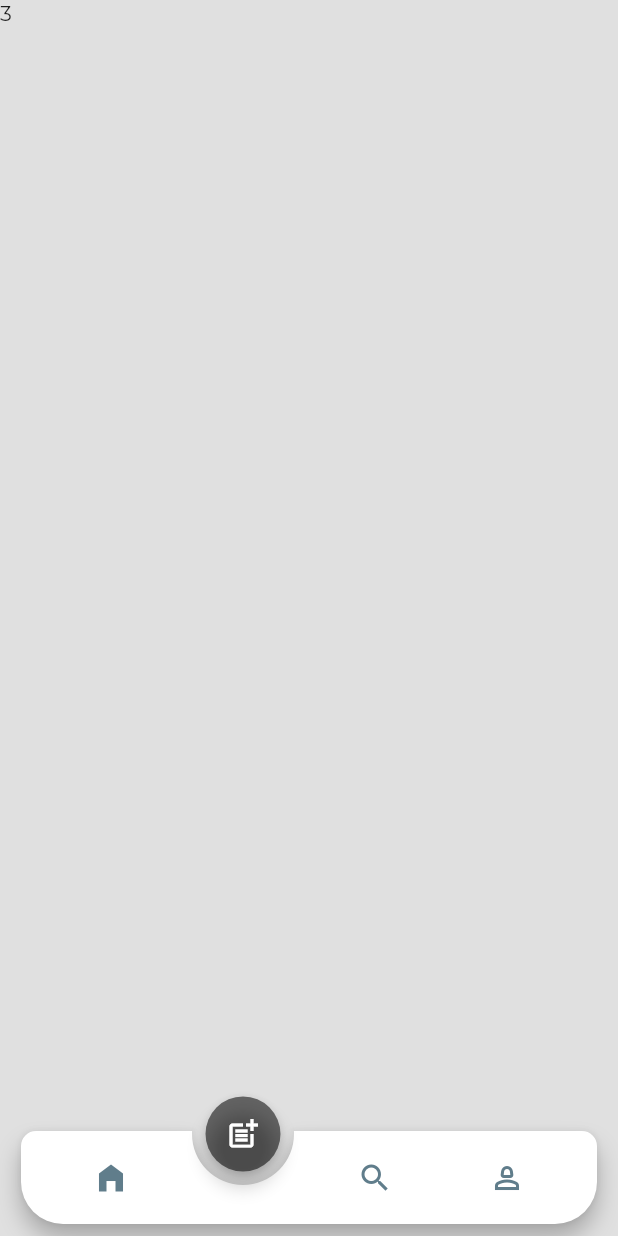
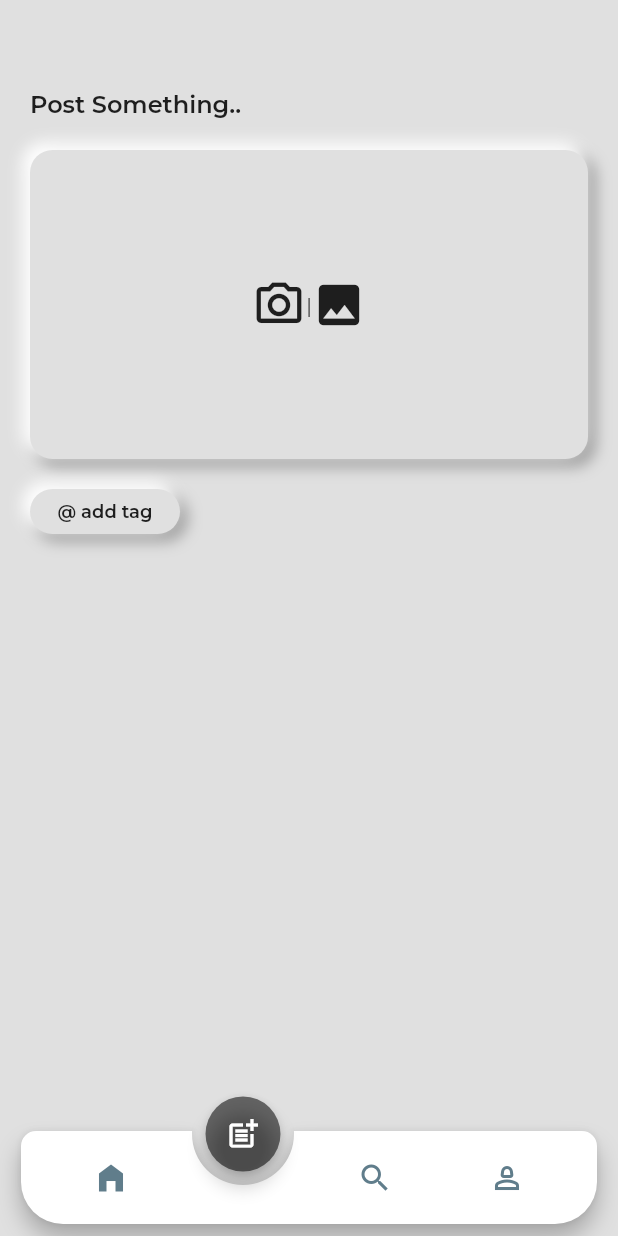
Before and after one commit to muhalifalgibran/soc-app, a Flutter app: the screen it shows after launch, item 2 of the bottom bar chosen, on a phone screen of 412 x 824 dp. Run offline on Flutter 3.47's test engine with Material 2 defaults, Android fonts, the phone set to English and light mode, and no system bars; drawn by our look-alikes of animated_notch_bottom_bar; our stand-ins replace camera, flutter_inset_box_shadow, google_fonts, image_picker.

Commit message:
user add post header and add tags

```diff
--- a/lib/app.dart
+++ b/lib/app.dart
@@ -1,6 +1,7 @@
 import 'package:animated_notch_bottom_bar/animated_notch_bottom_bar/animated_notch_bottom_bar.dart';
 import 'package:flutter/material.dart';
 import 'package:soc_app/features/explore/presentation/explore_page.dart';
+import 'package:soc_app/features/post/presentation/page/create_post_page.dart';
 import 'package:soc_app/features/profile/registration/presentation/pages/register_page.dart';
 import 'package:soc_app/features/profile/registration/presentation/pages/user_profile_page.dart';
 import 'package:soc_app/features/your_page/presentation/pages/your_page.dart';
@@ -19,6 +20,8 @@ class _AppState extends State<App> {
   /// Controller to handle bottom nav bar and also handles initial page
   final _controller = NotchBottomBarController(index: 0);
 
+  int _indexPage = 0;
+
   @override
   void dispose() {
     _pageController.dispose();
@@ -32,9 +35,9 @@ class _AppState extends State<App> {
   }
 
   /// widget list
-  final List<Widget> bottomBarPages = [
+  final List<Widget> bottomBarPages = const [
     YourPage(),
-    Container(child: Text('3')),
+    CreatePostPage(),
     ExplorePage(),
     UserProfilePage(),
   ];
@@ -46,13 +49,11 @@ class _AppState extends State<App> {
     return Scaffold(
       backgroundColor: Colors.grey.shade300,
       body: Center(
-        child: PageView(
-          controller: _pageController,
+        child: IndexedStack(
+          // controller: _pageController,
           // physics: const NeverScrollableScrollPhysics(),
-          children: List.generate(
-            bottomBarPages.length,
-            (index) => bottomBarPages[index],
-          ),
+          index: _indexPage,
+          children: bottomBarPages,
         ),
       ),
       extendBody: true,
@@ -119,8 +120,10 @@ class _AppState extends State<App> {
               ],
               onTap: (index) {
                 /// perform action on tab change and to update pages you can update pages without pages
-                print('current selected index $index');
-                _pageController.jumpToPage(index);
+                // _pageController.jumpToPage(index);
+                setState(() {
+                  _indexPage = index;
+                });
               },
             )
           : const SizedBox(
--- /dev/null
+++ b/lib/features/post/presentation/page/create_post_page.dart
@@ -0,0 +1,149 @@
+import 'dart:io';
+
+import 'package:flutter/material.dart';
+import 'package:image_picker/image_picker.dart';
+import 'package:soc_app/features/post/presentation/widgets/add_tag_widget.dart';
+import 'package:soc_app/widgets/neu_container.dart';
+import 'package:camera/camera.dart';
+
+class CreatePostPage extends StatefulWidget {
+  const CreatePostPage({super.key});
+
+  @override
+  State<CreatePostPage> createState() => _CreatePostPageState();
+}
+
+class _CreatePostPageState extends State<CreatePostPage> {
+  XFile? image;
+  String? filePath;
+
+  final ImagePicker picker = ImagePicker();
+
+  //we can upload image from camera or from gallery based on parameter
+  Future getImage(ImageSource media) async {
+    var img = await picker.pickImage(source: media);
+
+    setState(() {
+      image = img;
+      filePath = image?.path;
+    });
+  }
+
+  @override
+  Widget build(BuildContext context) {
+    return Container(
+      padding: const EdgeInsets.fromLTRB(20, 60, 20, 0),
+      child: SingleChildScrollView(
+        child: Column(
+          crossAxisAlignment: CrossAxisAlignment.start,
+          children: [
+            Row(
+              children: [
+                const Text(
+                  'Post Something..',
+                  style: TextStyle(
+                    fontSize: 16,
+                    fontWeight: FontWeight.w600,
+                  ),
+                ),
+                const Spacer(),
+                // display reset if there is image
+                filePath != null
+                    ? GestureDetector(
+                        onTap: () {
+                          setState(() {
+                            filePath = null;
+                          });
+                        },
+                        child: const Icon(Icons.replay_outlined))
+                    : Container(),
+              ],
+            ),
+            const SizedBox(
+              height: 20,
+            ),
+            // Image Upload
+            GestureDetector(
+              onTap: () {
+                showImageDialog(context);
+              },
+              child: NeuContainer(
+                child: filePath != null
+                    ? Container(
+                        height: 190,
+                        decoration: BoxDecoration(
+                            borderRadius:
+                                const BorderRadius.all(Radius.circular(4.0)),
+                            image: DecorationImage(
+                              fit: BoxFit.cover,
+                              image: FileImage(File(filePath as String)),
+                            )),
+                      )
+                    : Container(
+                        height: 190,
+                        child: Row(
+                          mainAxisAlignment: MainAxisAlignment.center,
+                          children: [
+                            Icon(
+                              Icons.camera_alt_outlined,
+                              size: 36,
+                            ),
+                            Text('|'),
+                            Icon(
+                              Icons.image,
+                              size: 36,
+                            ),
+                          ],
+                        ),
+                      ),
+              ),
+            ),
+            const SizedBox(height: 8),
+            // add tags
+            AddTagWidget(
+              tags: (tags) {},
+            )
+          ],
+        ),
+      ),
+    );
+  }
+
+  void showImageDialog(BuildContext context) async {
+    return showDialog(
+      context: context,
+      builder: (context) {
+        return Dialog(
+          child: Wrap(
+            alignment: WrapAlignment.center,
+            children: [
+              GestureDetector(
+                onTap: () async {
+                  Navigator.pop(context);
+                  getImage(ImageSource.camera);
+                },
+                child: const Padding(
+                    padding: EdgeInsets.symmetric(vertical: 8),
+                    child: Text('Take an image')),
+              ),
+              Container(
+                height: 1,
+                color: Colors.grey,
+              ),
+              GestureDetector(
+                onTap: () {
+                  Navigator.pop(context);
+                  getImage(ImageSource.gallery);
+                },
+                child: const Padding(
+                  padding: EdgeInsets.all(8.0),
+                  child: Text('Upload from your galery'),
+                ),
+              ),
+            ],
+          ),
+        );
+      },
+    );
+  }
+}
--- /dev/null
+++ b/lib/features/post/presentation/widgets/add_tag_widget.dart
@@ -0,0 +1,115 @@
+import 'package:flutter/material.dart';
+import 'package:soc_app/widgets/soc_button.dart';
+
+class AddTagWidget extends StatefulWidget {
+  const AddTagWidget({required this.tags, super.key});
+
+  final Function(List<String> tags) tags;
+
+  @override
+  State<AddTagWidget> createState() => _AddTagWidgetState();
+}
+
+class _AddTagWidgetState extends State<AddTagWidget> {
+  List<String> usernames = [];
+  final _formKey = GlobalKey<FormState>();
+  String? valueAdd;
+  @override
+  Widget build(BuildContext context) {
+    return Column(
+      crossAxisAlignment: CrossAxisAlignment.start,
+      children: [
+        usernames.isNotEmpty
+            ? Wrap(
+                direction: Axis.horizontal,
+                children: List.generate(
+                  usernames.length,
+                  (index) => Container(
+                    margin: const EdgeInsets.only(right: 4),
+                    decoration: BoxDecoration(
+                      color: Colors.grey,
+                      borderRadius: BorderRadius.circular(2),
+                    ),
+                    child: Text(
+                      usernames[index],
+                      style: const TextStyle(color: Colors.black),
+                    ),
+                  ),
+                ),
+              )
+            : Container(),
+        const SizedBox(height: 12),
+        Row(
+          children: [
+            SocButton(
+              height: 30,
+              width: 100,
+              onPressed: () async {
+                await Future.delayed(Duration(milliseconds: 250), () {
+                  addTagDialog(context);
+                });
+              },
+              // prefix: const Icon(Icons.tag, size: 18),
+              label: '@ add tag',
+              labelStyle:
+                  const TextStyle(fontSize: 12, fontWeight: FontWeight.w600),
+            )
+          ],
+        )
+      ],
+    );
+  }
+
+  void addTagDialog(BuildContext context) async {
+    return showDialog(
+      context: context,
+      builder: (context) {
+        return Dialog(
+          child: Container(
+            padding: const EdgeInsets.all(12),
+            // set height by ratio of height
+            height: MediaQuery.of(context).size.height * 0.4,
+            child: Column(
+              children: [
+                Form(
+                  key: _formKey,
+                  child: TextFormField(
+                    onChanged: (value) {
+                      valueAdd = value;
+                    },
+                    validator: (value) {
+                      if (value == null || value.isEmpty) {
+                        return 'Please enter some text';
+                      } else if (!value.contains(RegExp(r'^@[^@]*$'))) {
+                        return 'Please valid tag';
+                      }
+                      return null;
+                    },
+                  ),
+                ),
+                const SizedBox(height: 8),
+                GestureDetector(
+                  onTap: () {},
+                  child: SocButton(
+                    width: 80,
+                    onPressed: () {
+                      if (_formKey.currentState!.validate()) {
+                        if (valueAdd != null) {
+                          Navigator.of(context).pop();
+                          setState(() {
+                            usernames.add(valueAdd!);
+                          });
+                        }
+                      }
+                    },
+                    label: 'add',
+                  ),
+                )
+              ],
+            ),
+          ),
+        );
+      },
+    );
+  }
+}
--- a/lib/widgets/soc_button.dart
+++ b/lib/widgets/soc_button.dart
@@ -9,6 +9,7 @@ class SocButton extends StatefulWidget {
     this.width,
     this.color,
     this.prefix,
+    this.labelStyle,
     Key? key,
   }) : super(key: key);
   final VoidCallback onPressed;
@@ -16,6 +17,7 @@ class SocButton extends StatefulWidget {
   final Color? color;
   final double? height, width;
   final Widget? prefix;
+  final TextStyle? labelStyle;
 
   @override
   State<SocButton> createState() => _SocButtonState();
@@ -76,17 +78,18 @@ class _SocButtonState extends State<SocButton> {
                 children: [
                   widget.prefix != null
                       ? Container(
-                          margin: const EdgeInsets.only(right: 8),
+                          margin: const EdgeInsets.only(right: 4),
                           child: widget.prefix,
                         )
                       : const SizedBox(),
                   Text(
                     widget.label,
-                    style: TextStyle(
-                      fontSize: isPressed ? 15.5 : 16.0,
-                      color: Colors.black,
-                      fontWeight: FontWeight.bold,
-                    ),
+                    style: widget.labelStyle ??
+                        TextStyle(
+                          fontSize: isPressed ? 15.5 : 16.0,
+                          color: Colors.black,
+                          fontWeight: FontWeight.bold,
+                        ),
                   ),
                 ],
               ),
--- a/pubspec.yaml
+++ b/pubspec.yaml
@@ -39,6 +39,8 @@ dependencies:
   google_fonts: ^6.1.0
   animated_notch_bottom_bar: ^1.0.0
   simple_grid: ^0.1.4
+  camera: ^0.10.5+5
+  image_picker: ^1.0.4
 
 dev_dependencies:
   flutter_test:
```
Also changed, not shown: lib/features/profile/registration/presentation/widgets/profile_header_widget.dart (+10 -3 lines), pubspec.lock, 7 other files.
